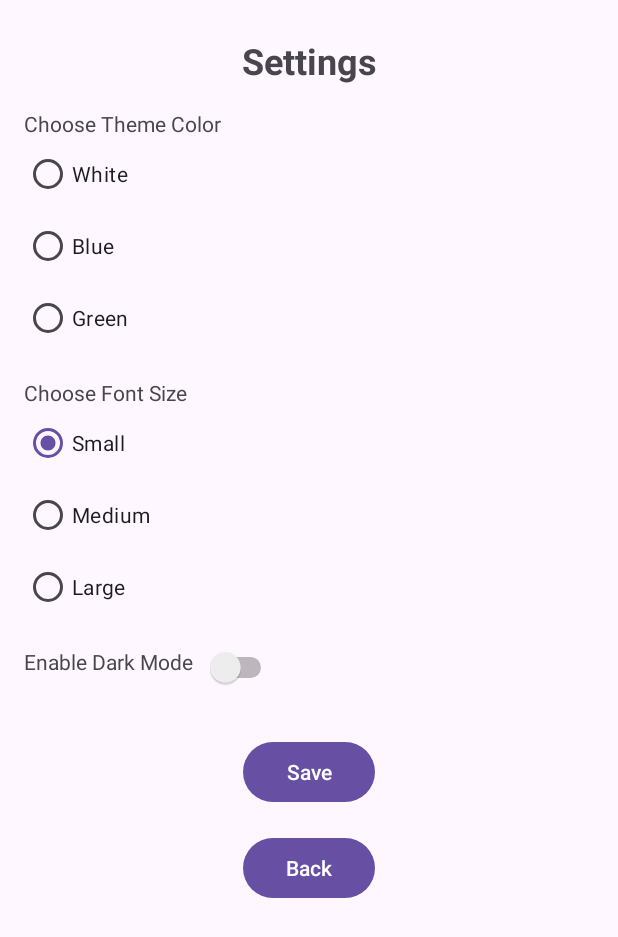
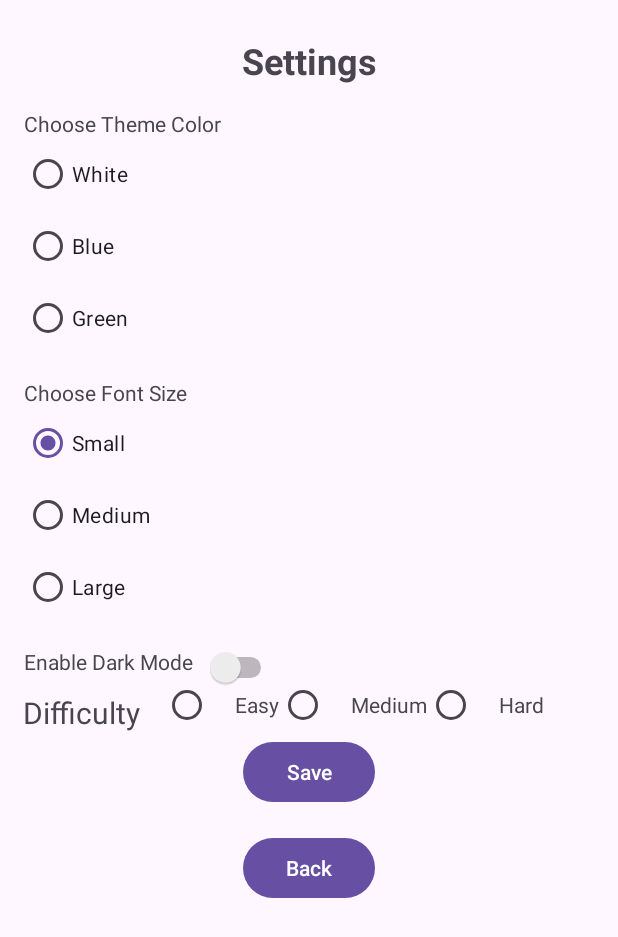
Before and after one commit to ST10083156/OPSC_QuizCore, an Android app: the SettingsActivity screen opened directly, with no data from a screen before it, on a phone screen of 412 x 824 dp. Shown: the top 937 px of the screen. Run offline under Robolectric (Android 15) with nearby library versions, the phone set to English and light mode, and no system bars.

Commit message:
Difficulty in settings page

```diff
--- a/app/build.gradle.kts
+++ b/app/build.gradle.kts
@@ -51,6 +51,7 @@ dependencies {
     implementation(platform("com.google.firebase:firebase-bom:33.3.0"))
     implementation("com.google.firebase:firebase-auth")
     implementation("com.google.firebase:firebase-firestore")
+    implementation(libs.androidx.cardview)
 
     testImplementation(libs.junit)
     androidTestImplementation(libs.androidx.junit)
--- a/app/src/main/java/com/example/opsc_quizcore/SettingsActivity.java
+++ b/app/src/main/java/com/example/opsc_quizcore/SettingsActivity.java
@@ -23,7 +23,7 @@ import com.example.opsc_quizcore.Models.SettingsModel;
 
 public class SettingsActivity extends AppCompatActivity {
 
-    private RadioGroup rgColors, rgFontSize;
+    private RadioGroup rgColors, rgFontSize, rgDifficulty;
     private RadioButton rbRed, rbBlue, rbGreen, rbSmall, rbMedium, rbLarge;
     private Switch switchDarkMode;
     private Button btnSaveSettings, btnBack;
@@ -54,6 +54,7 @@ public class SettingsActivity extends AppCompatActivity {
         rbRed = findViewById(R.id.rbWhite);
         rbBlue = findViewById(R.id.rbBlue);
         rbGreen = findViewById(R.id.rbGreen);
+        rgDifficulty = findViewById(R.id.difficultyRG);
 
         rgFontSize = findViewById(R.id.rgFontSize);
         rbSmall = findViewById(R.id.rbSmall);
@@ -61,8 +62,12 @@ public class SettingsActivity extends AppCompatActivity {
         rbLarge = findViewById(R.id.rbLarge);
 
         switchDarkMode = findViewById(R.id.switchDarkMode);
+
+
+
         btnSaveSettings = findViewById(R.id.btnSaveSettings);
         btnBack = findViewById(R.id.btnBack);
+
 
         // Load saved UI state on activity start
         loadUIState();
@@ -78,6 +83,24 @@ public class SettingsActivity extends AppCompatActivity {
             startActivity(intent);
             finish();  // Closes the current activity
         });
+
+        /*rgDifficulty.setOnCheckedChangeListener(new RadioGroup.OnCheckedChangeListener() {
+            @Override
+            public void onCheckedChanged(RadioGroup group, int checkedId) {
+                switch (checkedId) {
+                    case R.id.easyRBtn:
+                        rgDifficulty.check(R.id.easyRBtn); // Check easyRBtn
+                        break;
+                    case R.id.mediumRBtn:
+                        rgDifficulty.check(R.id.mediumRBtn); // Check mediumRBtn
+                        break;
+                    case R.id.hardRBtn:
+                        rgDifficulty.check(R.id.hardRBtn); // Check hardRBtn
+                        break;
+                }
+            }
+        });*/
+
     }
 
     private void applySettingsToUI(SettingsModel settingsModel) {
--- a/app/src/main/res/layout/activity_settings.xml
+++ b/app/src/main/res/layout/activity_settings.xml
@@ -114,6 +114,79 @@
         app:layout_constraintTop_toTopOf="@id/tvDarkModeLabel"
         app:layout_constraintStart_toEndOf="@id/tvDarkModeLabel"
         android:layout_marginStart="8dp" />
+    <RadioGroup
+        android:id="@+id/difficultyRG"
+        android:layout_width="match_parent"
+        android:layout_height="wrap_content"
+        android:orientation="vertical"
+        app:layout_constraintBottom_toTopOf="@+id/btnSaveSettings"
+        app:layout_constraintTop_toBottomOf="@id/switchDarkMode">
+<LinearLayout
+    android:layout_width="match_parent"
+    android:layout_height="wrap_content"
+    android:orientation="horizontal">
+    <TextView
+        android:id="@+id/difficultyTV"
+        android:text="Difficulty"
+        android:textSize="20dp"
+        android:layout_margin="15dp"
+        android:layout_width="wrap_content"
+        android:layout_height="wrap_content"/>
+    <LinearLayout
+        android:layout_width="wrap_content"
+        android:layout_height="wrap_content"
+        android:orientation="horizontal">
+
+        <RadioButton
+            android:id="@+id/easyRBtn"
+            android:layout_width="wrap_content"
+            android:layout_height="wrap_content" />
+
+        <TextView
+            android:id="@+id/easyTV"
+            android:layout_width="wrap_content"
+            android:layout_height="wrap_content"
+            android:text="Easy" />
+    </LinearLayout>
+
+    <LinearLayout
+        android:layout_width="wrap_content"
+        android:layout_height="wrap_content"
+        android:orientation="horizontal">
+
+        <RadioButton
+            android:id="@+id/mediumRBtn"
+            android:layout_width="wrap_content"
+            android:layout_height="wrap_content" />
+
+        <TextView
+            android:id="@+id/mediumTV"
+            android:layout_width="wrap_content"
+            android:layout_height="wrap_content"
+            android:text="Medium" />
+    </LinearLayout>
+
+    <LinearLayout
+        android:layout_width="wrap_content"
+        android:layout_height="wrap_content"
+        android:orientation="horizontal">
+
+        <RadioButton
+            android:id="@+id/hardRBtn"
+            android:layout_width="wrap_content"
+            android:layout_height="wrap_content" />
+
+        <TextView
+            android:id="@+id/hardTV"
+            android:layout_width="wrap_content"
+            android:layout_height="wrap_content"
+            android:text="Hard" />
+    </LinearLayout>
+
+</LinearLayout>
+
+    </RadioGroup>
+
 
     <!-- Save Button -->
     <Button
--- a/gradle/libs.versions.toml
+++ b/gradle/libs.versions.toml
@@ -12,6 +12,7 @@ constraintlayout = "2.1.4"
 googleGmsGoogleServices = "4.4.2"
 firebaseAuth = "23.0.0"
 firebaseFirestore = "25.1.0"
+cardview = "1.0.0"
 
 [libraries]
 androidx-core-ktx = { group = "androidx.core", name = "core-ktx", version.ref = "coreKtx" }
@@ -24,6 +25,7 @@ androidx-activity = { group = "androidx.activity", name = "activity", version.re
 androidx-constraintlayout = { group = "androidx.constraintlayout", name = "constraintlayout", version.ref = "constraintlayout" }
 firebase-auth = { group = "com.google.firebase", name = "firebase-auth", version.ref = "firebaseAuth" }
 firebase-firestore = { group = "com.google.firebase", name = "firebase-firestore", version.ref = "firebaseFirestore" }
+androidx-cardview = { group = "androidx.cardview", name = "cardview", version.ref = "cardview" }
 
 [plugins]
 android-application = { id = "com.android.application", version.ref = "agp" }
```
Also changed, not shown: app/src/main/java/com/example/opsc_quizcore/QuizActivity.kt (+59 -61 lines), app/src/main/java/com/example/opsc_quizcore/SelectQuizActivity.kt (+74 -120 lines), app/src/main/res/layout/activity_select_quiz.xml (+16 -17 lines).
